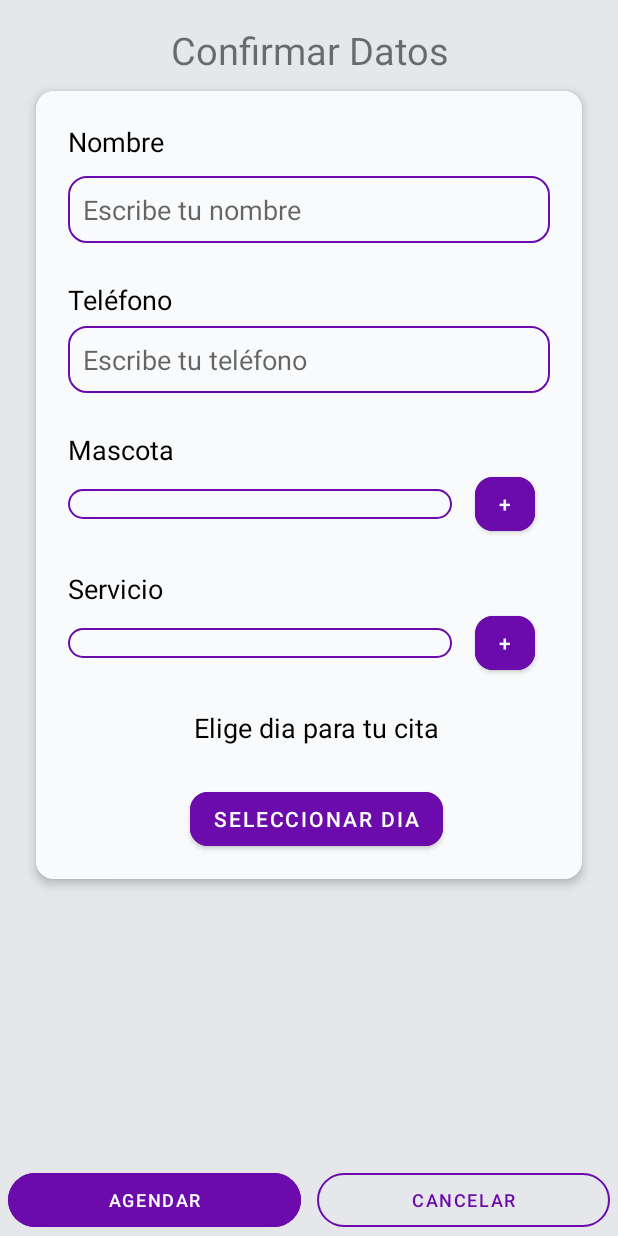
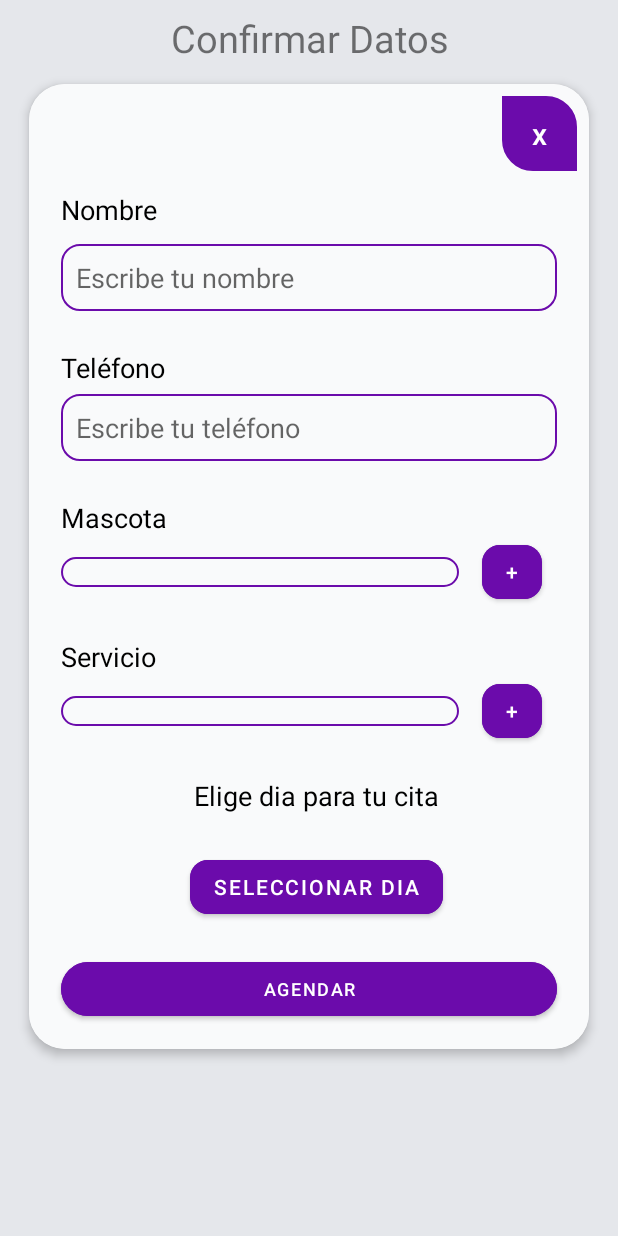
Before and after one commit to VISOSO2403/Estetica-Canina, an Android app: the AgendarActivity screen opened directly, with no data from a screen before it, on a phone screen of 412 x 824 dp. Run offline under Robolectric (Android 15) with nearby library versions, the phone set to English and light mode, and no system bars.

Commit message:
boton de cancelar modificado

```diff
--- a/app/src/main/res/layout/activity_agendar.xml
+++ b/app/src/main/res/layout/activity_agendar.xml
@@ -11,7 +11,7 @@
         android:layout_width="match_parent"
         android:layout_height="wrap_content"
         android:id="@id/scrollView"
-        android:padding="16dp">
+        android:padding="8dp">
 
         <RelativeLayout
             android:layout_width="match_parent"
@@ -30,7 +30,7 @@
                 style="@style/AppTheme.CardView"
                 android:layout_below="@+id/title"
                 android:layout_marginBottom="30dp"
-                app:cardCornerRadius="12dp">
+                app:cardCornerRadius="24dp">
 
                 <RelativeLayout
                     android:id="@+id/linearLayoutCardContent"
@@ -43,7 +43,20 @@
                         android:layout_height="wrap_content"
                         android:id="@+id/contenedor"
                         android:background="@color/whiterect"
-                        android:padding="8dp">
+                        android:padding="8dp"
+                        android:orientation="vertical"
+                        android:gravity="right">
+
+                        <Button
+                            android:id="@+id/btncancelar"
+                            android:layout_width="50dp"
+                            android:layout_height="50dp"
+                            android:text="x"
+                            android:textColor="@color/white"
+                            app:backgroundTint="@color/morado"
+                            android:textAllCaps="false"
+                            android:textSize="20dp"
+                            android:background="@drawable/stylo_border_mix"/>
 
                         <LinearLayout
                             android:layout_width="match_parent"
@@ -191,10 +204,22 @@
                                 android:layout_height="wrap_content"
                                 android:layout_gravity="center"
                                 android:layout_marginLeft="5dp"
+                                android:layout_marginBottom="20dp"
                                 android:backgroundTint="@color/morado"
                                 android:text="Seleccionar dia"
                                 android:onClick="abrirCalendario"
                                 app:cornerRadius="12dp" />
+
+                            <Button
+                                android:id="@+id/btnagendar"
+                                android:layout_width="match_parent"
+                                android:layout_height="wrap_content"
+                                android:layout_marginHorizontal="5dp"
+                                android:backgroundTint="@color/morado"
+                                app:cornerRadius="24dp"
+                                android:text="Agendar"
+                                android:textColor="#FFFFFF"
+                                android:textSize="12dp" />
 
                         </LinearLayout>
 
@@ -209,40 +234,6 @@
 
 
     </ScrollView>
-    <LinearLayout
-        android:id="@+id/contbtns"
-        android:layout_width="match_parent"
-        android:layout_height="wrap_content"
-        android:layout_alignParentBottom="true"
-        android:orientation="horizontal"
-        android:background="@color/fondo"
-        android:gravity="bottom">
-
-        <Button
-            android:id="@+id/btnagendar"
-            android:layout_width="0dp"
-            android:layout_height="wrap_content"
-            android:layout_weight="5"
-            android:layout_marginHorizontal="5dp"
-            android:backgroundTint="@color/morado"
-            app:cornerRadius="24dp"
-            android:text="Agendar"
-            android:textColor="#FFFFFF"
-            android:textSize="12dp" />
-
-        <Button
-            android:id="@+id/btncancelar"
-            android:layout_width="0dp"
-            android:layout_height="wrap_content"
-            android:layout_weight="5"
-            android:layout_marginHorizontal="5dp"
-            style="?attr/materialButtonOutlinedStyle"
-            app:strokeColor="@color/morado"
-            app:cornerRadius="24dp"
-            android:text="Cancelar"
-            android:textColor="@color/morado"
-            android:textSize="12dp" />
-    </LinearLayout>
 
 
 </RelativeLayout>
--- a/app/src/main/res/layout/activity_pet_single.xml
+++ b/app/src/main/res/layout/activity_pet_single.xml
@@ -14,7 +14,7 @@
         <com.google.android.material.card.MaterialCardView
             android:id="@+id/card"
             style="@style/AppTheme.CardView"
-            app:cardCornerRadius="12dp">
+            app:cardCornerRadius="24dp">
 
             <RelativeLayout
                 android:id="@+id/linearLayoutCardContent"
--- a/app/src/main/res/layout/activity_serv_single.xml
+++ b/app/src/main/res/layout/activity_serv_single.xml
@@ -14,7 +14,7 @@
         <com.google.android.material.card.MaterialCardView
             android:id="@+id/card"
             style="@style/AppTheme.CardView"
-            app:cardCornerRadius="12dp">
+            app:cardCornerRadius="24dp">
 
             <RelativeLayout
                 android:id="@+id/linearLayoutCardContent"
--- a/app/src/main/res/layout/fragment_home.xml
+++ b/app/src/main/res/layout/fragment_home.xml
@@ -22,7 +22,7 @@
         android:layout_width="match_parent"
         android:layout_height="match_parent"
         android:layout_below="@+id/title"
-        android:padding="16dp"
+        android:padding="8dp"
         android:scrollbars="none">
 
         <androidx.recyclerview.widget.RecyclerView
```
Also changed, not shown: app/src/main/res/layout/activity_agregar_mascota.xml (+16 -16 lines), app/src/main/res/layout/activity_servicios.xml (+28 -37 lines), app/src/main/res/layout/fragment_messages.xml (+11 -11 lines), app/src/main/res/layout/fragment_user.xml (+26 -29 lines).
